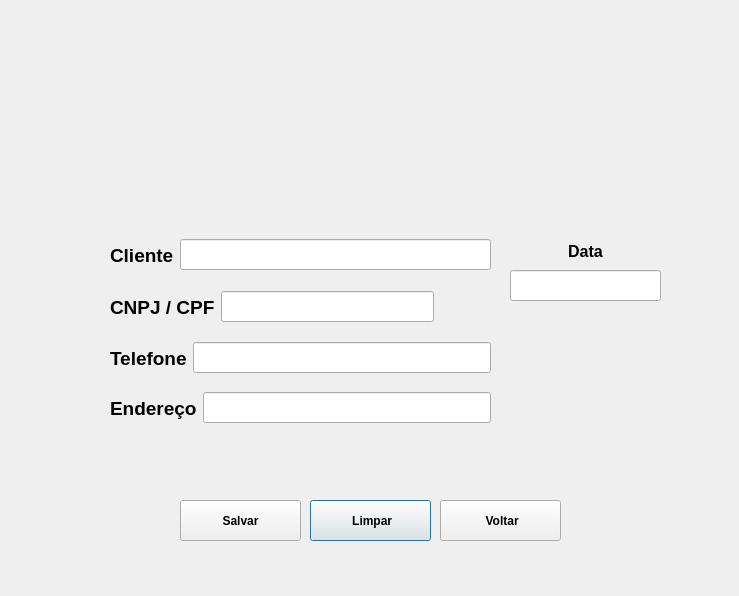
This is ArtvidrosV3/pdfarea.ui in PedrOliveiraM/Artvidros-2023 as Qt 5 draws it before an edit. The edited form follows.
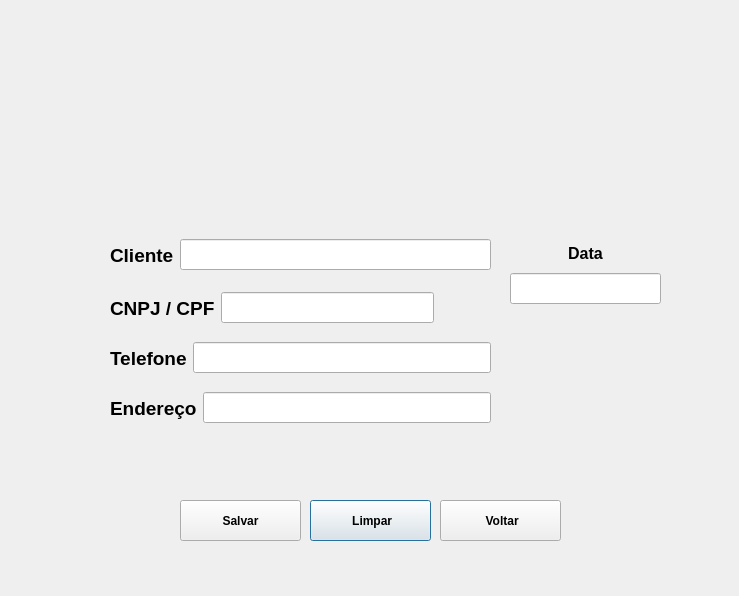
This is the edited form. Icons and pictures are not drawn.

Diff of the .ui file:
```diff
--- a/ArtvidrosV3/pdfarea.ui
+++ b/ArtvidrosV3/pdfarea.ui
@@ -125,7 +125,7 @@
      <x>510</x>
      <y>240</y>
      <width>151</width>
-     <height>61</height>
+     <height>64</height>
     </rect>
    </property>
    <layout class="QVBoxLayout" name="verticalLayout">
@@ -289,7 +289,7 @@
      <x>110</x>
      <y>290</y>
      <width>324</width>
-     <height>34</height>
+     <height>36</height>
     </rect>
    </property>
    <layout class="QHBoxLayout" name="horizontalLayout">
```
Left out of the diff: 10 changed lines with no effect on the pictures.
